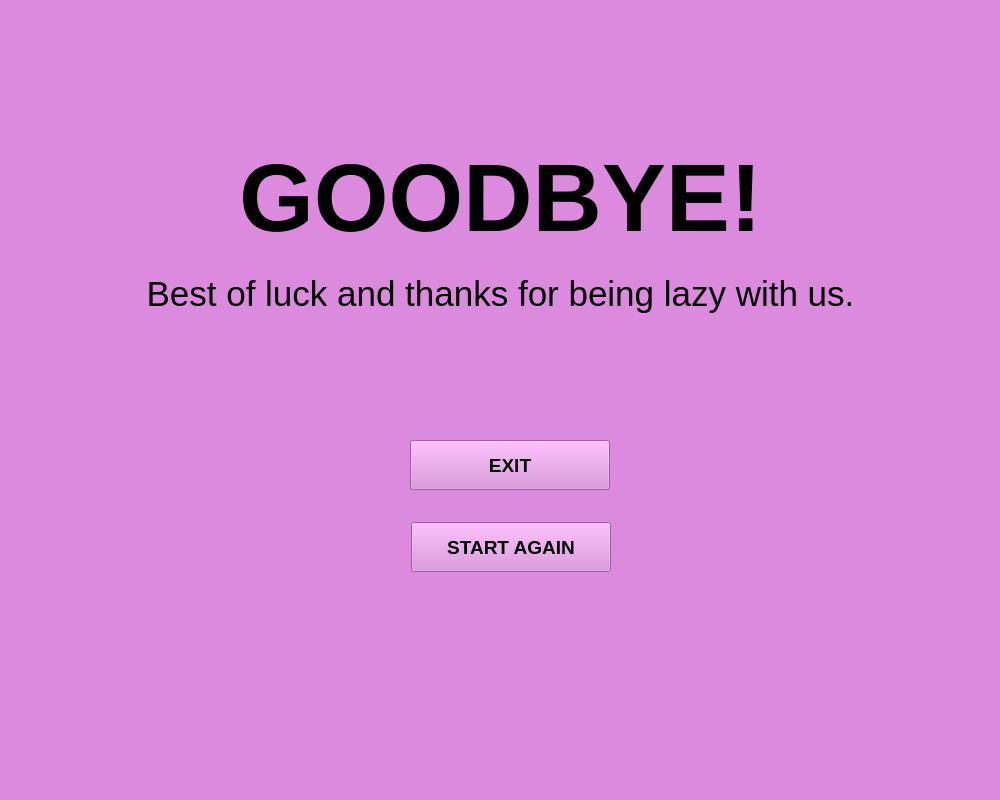
DCI-P23-E03/LazyApp, file gui/Window_8_Goodbye_en.ui: the form before one commit.
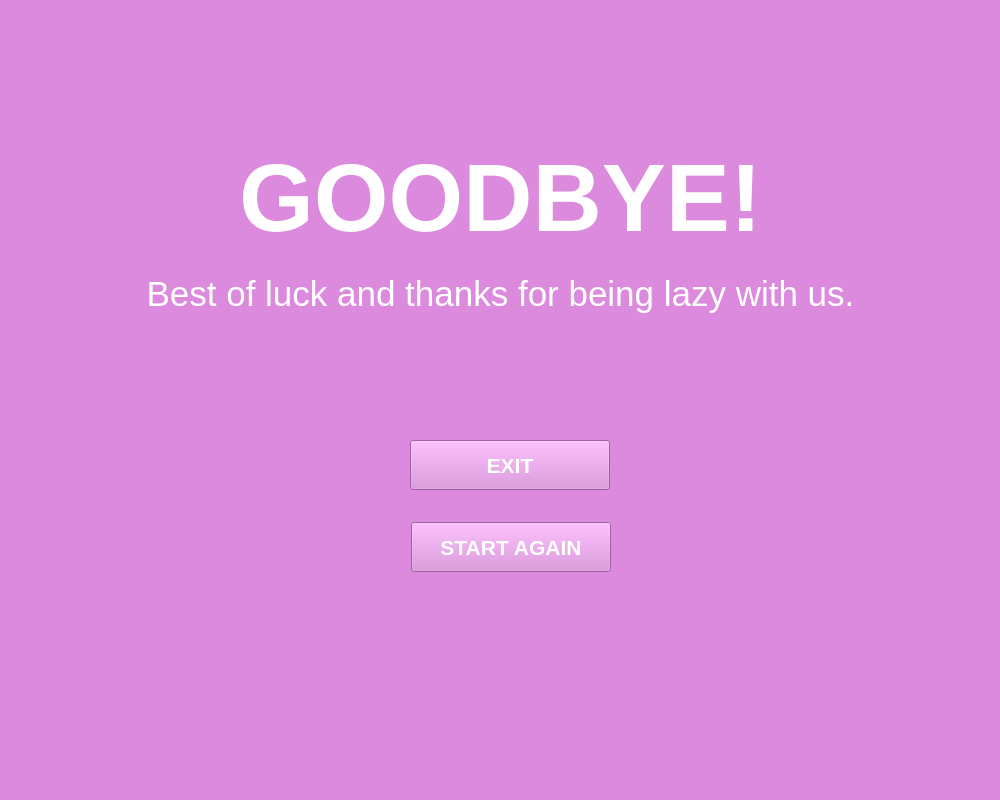
The form after the commit.

Patch:
```diff
--- a/gui/Window_8_Goodbye_en.ui
+++ b/gui/Window_8_Goodbye_en.ui
@@ -43,7 +43,7 @@
 &lt;html&gt;&lt;head&gt;&lt;meta name=&quot;qrichtext&quot; content=&quot;1&quot; /&gt;&lt;style type=&quot;text/css&quot;&gt;
 p, li { white-space: pre-wrap; }
 &lt;/style&gt;&lt;/head&gt;&lt;body style=&quot; font-family:'Ubuntu'; font-size:11pt; font-weight:400; font-style:normal;&quot;&gt;
-&lt;p align=&quot;center&quot; style=&quot; margin-top:0px; margin-bottom:0px; margin-left:0px; margin-right:0px; -qt-block-indent:0; text-indent:0px;&quot;&gt;&lt;span style=&quot; font-size:26pt;&quot;&gt;Best of luck and thanks for being lazy with us.&lt;/span&gt;&lt;/p&gt;&lt;/body&gt;&lt;/html&gt;</string>
+&lt;p align=&quot;center&quot; style=&quot; margin-top:0px; margin-bottom:0px; margin-left:0px; margin-right:0px; -qt-block-indent:0; text-indent:0px;&quot;&gt;&lt;span style=&quot; font-size:26pt; color:#ffffff;&quot;&gt;Best of luck and thanks for being lazy with us.&lt;/span&gt;&lt;/p&gt;&lt;/body&gt;&lt;/html&gt;</string>
     </property>
    </widget>
    <widget class="QPushButton" name="exit_button">
@@ -57,11 +57,14 @@
     </property>
     <property name="font">
      <font>
-      <pointsize>14</pointsize>
+      <pointsize>16</pointsize>
       <weight>75</weight>
       <bold>true</bold>
      </font>
     </property>
+    <property name="styleSheet">
+     <string notr="true">color: rgb(255, 255, 255);</string>
+    </property>
     <property name="text">
      <string>EXIT</string>
     </property>
@@ -92,7 +95,7 @@
 &lt;html&gt;&lt;head&gt;&lt;meta name=&quot;qrichtext&quot; content=&quot;1&quot; /&gt;&lt;style type=&quot;text/css&quot;&gt;
 p, li { white-space: pre-wrap; }
 &lt;/style&gt;&lt;/head&gt;&lt;body style=&quot; font-family:'Ubuntu'; font-size:11pt; font-weight:400; font-style:normal;&quot;&gt;
-&lt;p align=&quot;center&quot; style=&quot; margin-top:0px; margin-bottom:0px; margin-left:0px; margin-right:0px; -qt-block-indent:0; text-indent:0px;&quot;&gt;&lt;span style=&quot; font-size:72pt; font-weight:704;&quot;&gt;GOODBYE!&lt;/span&gt;&lt;/p&gt;&lt;/body&gt;&lt;/html&gt;</string>
+&lt;p align=&quot;center&quot; style=&quot; margin-top:0px; margin-bottom:0px; margin-left:0px; margin-right:0px; -qt-block-indent:0; text-indent:0px;&quot;&gt;&lt;span style=&quot; font-size:72pt; font-weight:704; color:#ffffff;&quot;&gt;GOODBYE!&lt;/span&gt;&lt;/p&gt;&lt;/body&gt;&lt;/html&gt;</string>
     </property>
    </widget>
    <widget class="QPushButton" name="start_button_2">
@@ -104,13 +107,215 @@
       <height>50</height>
      </rect>
     </property>
+    <property name="palette">
+     <palette>
+      <active>
+       <colorrole role="WindowText">
+        <brush brushstyle="SolidPattern">
+         <color alpha="255">
+          <red>255</red>
+          <green>255</green>
+          <blue>255</blue>
+         </color>
+        </brush>
+       </colorrole>
+       <colorrole role="Button">
+        <brush brushstyle="SolidPattern">
+         <color alpha="255">
+          <red>220</red>
+          <green>138</green>
+          <blue>221</blue>
+         </color>
+        </brush>
+       </colorrole>
+       <colorrole role="Text">
+        <brush brushstyle="SolidPattern">
+         <color alpha="255">
+          <red>255</red>
+          <green>255</green>
+          <blue>255</blue>
+         </color>
+        </brush>
+       </colorrole>
+       <colorrole role="ButtonText">
+        <brush brushstyle="SolidPattern">
+         <color alpha="255">
+          <red>255</red>
+          <green>255</green>
+          <blue>255</blue>
+         </color>
+        </brush>
+       </colorrole>
+       <colorrole role="Base">
+        <brush brushstyle="SolidPattern">
+         <color alpha="255">
+          <red>220</red>
+          <green>138</green>
+          <blue>221</blue>
+         </color>
+        </brush>
+       </colorrole>
+       <colorrole role="Window">
+        <brush brushstyle="SolidPattern">
+         <color alpha="255">
+          <red>220</red>
+          <green>138</green>
+          <blue>221</blue>
+         </color>
+        </brush>
+       </colorrole>
+       <colorrole role="PlaceholderText">
+        <brush brushstyle="SolidPattern">
+         <color alpha="255">
+          <red>255</red>
+          <green>255</green>
+          <blue>255</blue>
+         </color>
+        </brush>
+       </colorrole>
+      </active>
+      <inactive>
+       <colorrole role="WindowText">
+        <brush brushstyle="SolidPattern">
+         <color alpha="255">
+          <red>255</red>
+          <green>255</green>
+          <blue>255</blue>
+         </color>
+        </brush>
+       </colorrole>
+       <colorrole role="Button">
+        <brush brushstyle="SolidPattern">
+         <color alpha="255">
+          <red>220</red>
+          <green>138</green>
+          <blue>221</blue>
+         </color>
+        </brush>
+       </colorrole>
+       <colorrole role="Text">
+        <brush brushstyle="SolidPattern">
+         <color alpha="255">
+          <red>255</red>
+          <green>255</green>
+          <blue>255</blue>
+         </color>
+        </brush>
+       </colorrole>
+       <colorrole role="ButtonText">
+        <brush brushstyle="SolidPattern">
+         <color alpha="255">
+          <red>255</red>
+          <green>255</green>
+          <blue>255</blue>
+         </color>
+        </brush>
+       </colorrole>
+       <colorrole role="Base">
+        <brush brushstyle="SolidPattern">
+         <color alpha="255">
+          <red>220</red>
+          <green>138</green>
+          <blue>221</blue>
+         </color>
+        </brush>
+       </colorrole>
+       <colorrole role="Window">
+        <brush brushstyle="SolidPattern">
+         <color alpha="255">
+          <red>220</red>
+          <green>138</green>
+          <blue>221</blue>
+         </color>
+        </brush>
+       </colorrole>
+       <colorrole role="PlaceholderText">
+        <brush brushstyle="SolidPattern">
+         <color alpha="255">
+          <red>255</red>
+          <green>255</green>
+          <blue>255</blue>
+         </color>
+        </brush>
+       </colorrole>
+      </inactive>
+      <disabled>
+       <colorrole role="WindowText">
+        <brush brushstyle="SolidPattern">
+         <color alpha="255">
+          <red>255</red>
+          <green>255</green>
+          <blue>255</blue>
+         </color>
+        </brush>
+       </colorrole>
+       <colorrole role="Button">
+        <brush brushstyle="SolidPattern">
+         <color alpha="255">
+          <red>220</red>
+          <green>138</green>
+          <blue>221</blue>
+         </color>
+        </brush>
+       </colorrole>
+       <colorrole role="Text">
+        <brush brushstyle="SolidPattern">
+         <color alpha="255">
+          <red>255</red>
+          <green>255</green>
+          <blue>255</blue>
+         </color>
+        </brush>
+       </colorrole>
+       <colorrole role="ButtonText">
+        <brush brushstyle="SolidPattern">
+         <color alpha="255">
+          <red>255</red>
+          <green>255</green>
+          <blue>255</blue>
+         </color>
+        </brush>
+       </colorrole>
+       <colorrole role="Base">
+        <brush brushstyle="SolidPattern">
+         <color alpha="255">
+          <red>220</red>
+          <green>138</green>
+          <blue>221</blue>
+         </color>
+        </brush>
+       </colorrole>
+       <colorrole role="Window">
+        <brush brushstyle="SolidPattern">
+         <color alpha="255">
+          <red>220</red>
+          <green>138</green>
+          <blue>221</blue>
+         </color>
+        </brush>
+       </colorrole>
+       <colorrole role="PlaceholderText">
+        <brush brushstyle="SolidPattern">
+         <color alpha="255">
+          <red>255</red>
+          <green>255</green>
+          <blue>255</blue>
+         </color>
+        </brush>
+       </colorrole>
+      </disabled>
+     </palette>
+    </property>
     <property name="font">
      <font>
-      <pointsize>14</pointsize>
+      <pointsize>16</pointsize>
       <weight>75</weight>
       <bold>true</bold>
      </font>
     </property>
+    <property name="styleSheet">
+     <string notr="true">color: rgb(255, 255, 255);</string>
+    </property>
     <property name="text">
      <string>START AGAIN</string>
     </property>
```
